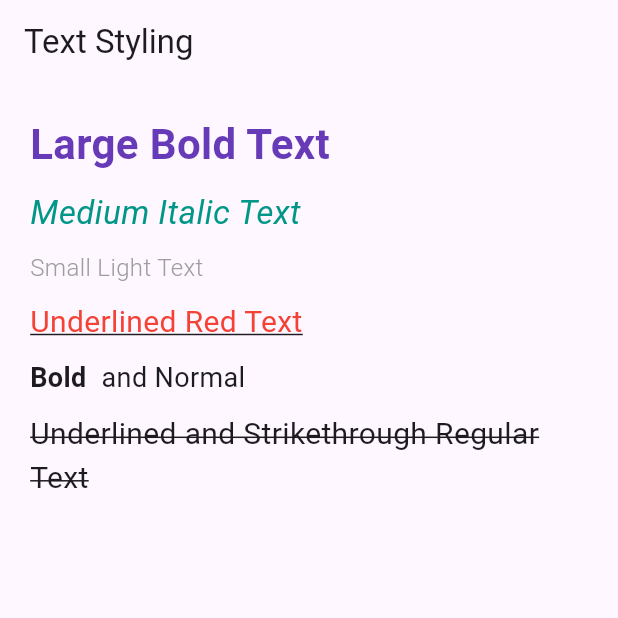
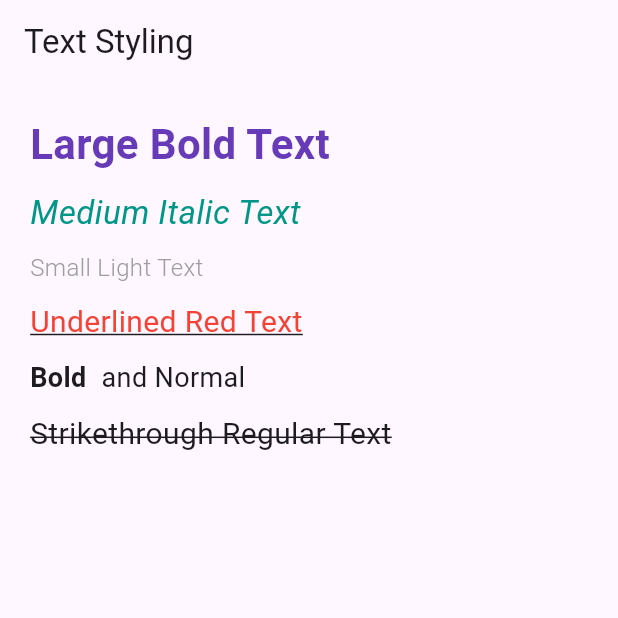
Before and after one commit to otufik1209/Flutter_Task, a Flutter app: the screen it shows after launch, on a phone screen of 412 x 824 dp, the top half of it. Run offline on Flutter 3.47's test engine with Material 3 defaults, Android fonts, the phone set to English and light mode, and no system bars.

Commit message:
minor update

```diff
--- a/task_04/lib/main.dart
+++ b/task_04/lib/main.dart
@@ -78,7 +78,7 @@
                 ),
                 const SizedBox(height: 10),
                 Text(
-                  'Underlined and Strikethrough Regular Text',
+                  'Strikethrough Regular Text',
                   style: TextStyle(
                     fontSize: 20,
                     decoration: TextDecoration.combine([
--- a/task_10/lib/main.dart
+++ b/task_10/lib/main.dart
@@ -37,7 +37,7 @@
   @override
   Widget build(BuildContext context) {
     return Scaffold(
-      backgroundColor: Colors.white, // Uniform background for all screens
+      backgroundColor: Colors.white,
       body: AnimatedSwitcher(
         duration: Duration(milliseconds: 300),
         child: _screens[_currentIndex],
```
